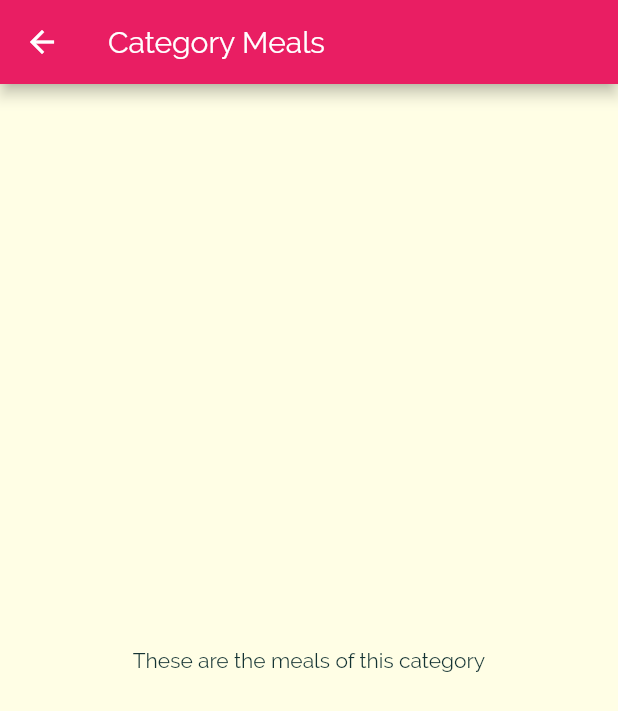
After one commit to notsarthak/recipe-app, a Flutter app: the screen it shows after launch, after a tap on "Italian", on a phone screen of 412 x 824 dp. The commit adds this screen. Shown: the top 711 px of the screen. Run offline on Flutter 3.47's test engine with Material 2 defaults, Android fonts, the phone set to English and light mode, and no system bars.

Commit message:
Made the category Items clickable and added navigation to a dummy page

```diff
--- a/lib/category_item.dart
+++ b/lib/category_item.dart
@@ -1,6 +1,7 @@
 import 'dart:ui';
 
 import "package:flutter/material.dart";
+import "./category_meals_screen.dart";
 
 class CategoryItem extends StatelessWidget {
   final String title;
@@ -8,8 +9,22 @@ class CategoryItem extends StatelessWidget {
 
   CategoryItem(this.title, this.color);
 
+  void selectCategory(BuildContext ctx) {
+    Navigator.of(ctx).push(
+      MaterialPageRoute(
+        builder: (_) {
+          return CategoryMealsScreen();
+        },
+      ),
+    );
+  }
+
   Widget build(BuildContext context) {
-    return Container(
+    return InkWell(
+      onTap: () => selectCategory(context),
+      splashColor: Theme.of(context).primaryColor,
+      borderRadius: BorderRadius.circular(15),
+      child: Container(
         padding: const EdgeInsets.all(15),
         child: Text(
           title,
@@ -23,6 +38,7 @@ class CategoryItem extends StatelessWidget {
           ),
           borderRadius: BorderRadius.circular(15),
         ),
+      ),
     );
   }
 }
--- /dev/null
+++ b/lib/category_meals_screen.dart
@@ -0,0 +1,14 @@
+import "package:flutter/material.dart";
+
+class CategoryMealsScreen extends StatelessWidget {
+  Widget build(BuildContext context) {
+    return Scaffold(
+      appBar: AppBar(
+        title: Text("Category Meals"),
+      ),
+      body: Center(
+        child: Text("These are the meals of this category"),
+      ),
+    );
+  }
+}
--- a/lib/main.dart
+++ b/lib/main.dart
@@ -12,7 +12,7 @@ class MyApp extends StatelessWidget {
     return MaterialApp(
       title: 'DeliMeals',
       theme: ThemeData(
-        primarySwatch: Colors.blue,
+        primarySwatch: Colors.pink,
         accentColor: Colors.amber,
         canvasColor: Color.fromRGBO(255, 254, 229, 1),
         fontFamily: "Raleway",
```
Lines whose indentation alone changed are shown as unchanged.
